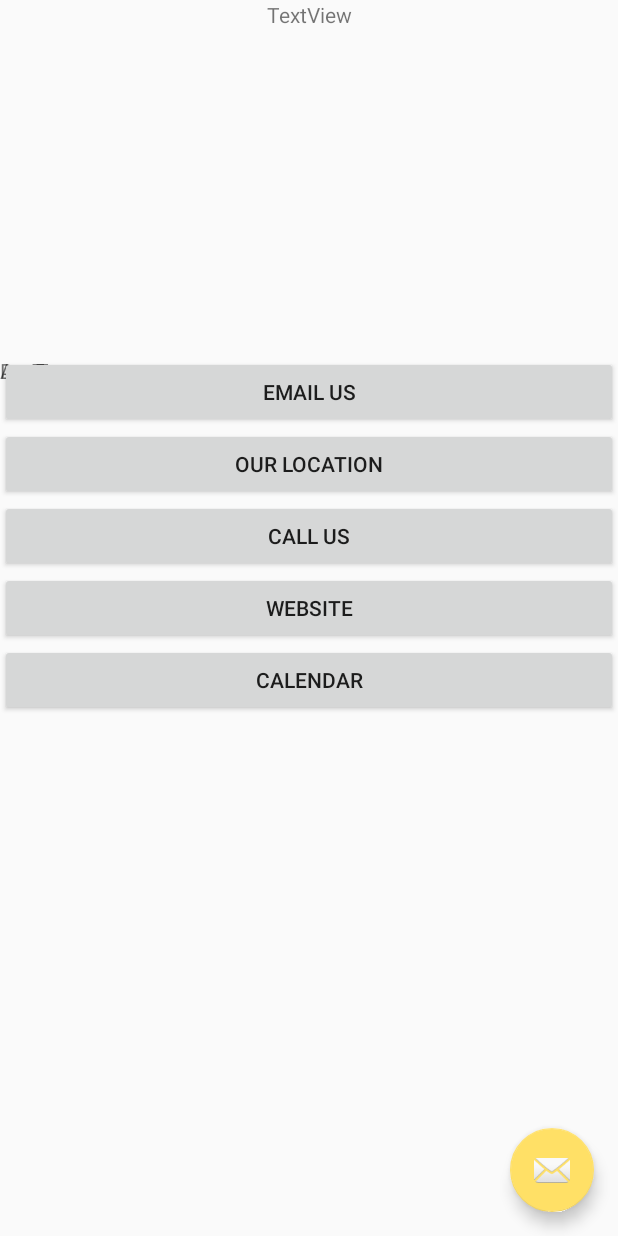
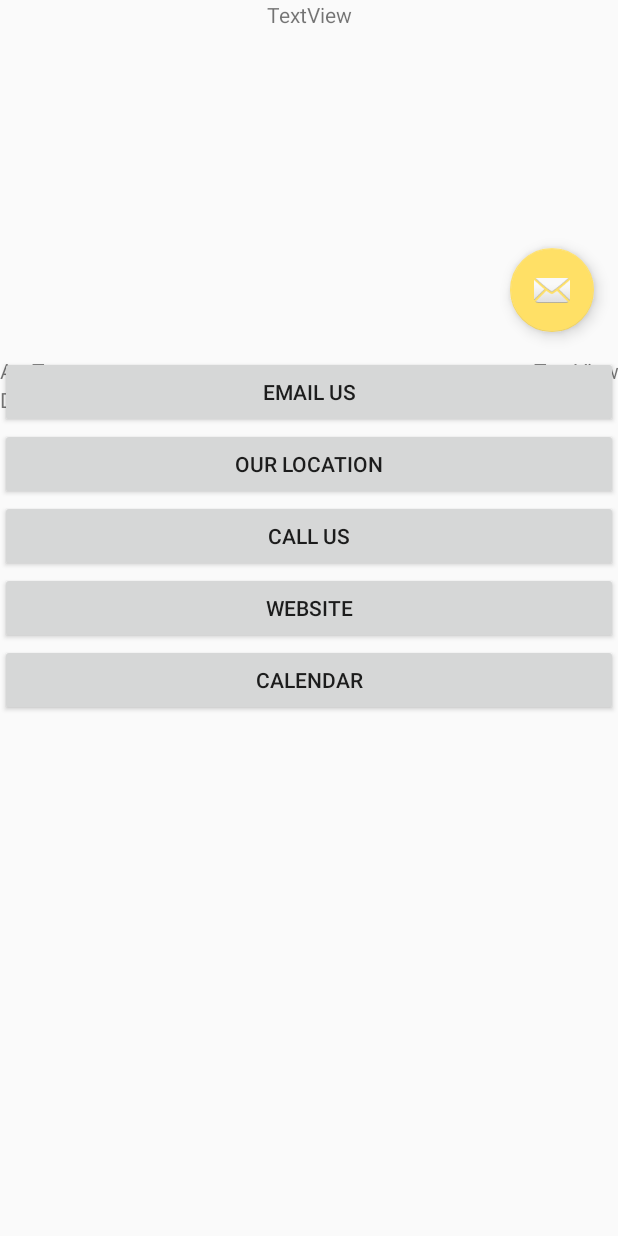
Before and after one commit to JoseGeorges8/trivelApp, an Android app: the layout fragment_tripview.xml on its own in the app's theme, with its tools: preview values and no code run, on a phone screen of 412 x 824 dp. Run offline under Robolectric (Android 15) with nearby library versions, the light colour scheme and no system bars.

Commit message:
#9 Changed design and passing data to the fragment
* Passed the title, description, and price to the fragment and set their corresponding TextViews

* Moved the fab button and added an external library

```diff
--- a/app/build.gradle
+++ b/app/build.gradle
@@ -19,7 +19,7 @@ android {
 }
 
 dependencies {
-    implementation fileTree(dir: 'libs', include: ['*.jar'])
+    implementation fileTree(include: ['*.jar'], dir: 'libs')
     implementation 'com.android.support:appcompat-v7:26.1.0'
     implementation 'com.android.support:design:26.1.0'
     implementation 'com.android.support.constraint:constraint-layout:1.0.2'
@@ -27,4 +27,6 @@ dependencies {
     testImplementation 'junit:junit:4.12'
     androidTestImplementation 'com.android.support.test:runner:1.0.1'
     androidTestImplementation 'com.android.support.test.espresso:espresso-core:3.0.1'
+    compile 'com.github.clans:fab:1.6.4'
+
 }
--- a/app/src/main/res/layout/fragment_tripview.xml
+++ b/app/src/main/res/layout/fragment_tripview.xml
@@ -9,18 +9,32 @@
     <!-- TODO: Update blank fragment layout -->
 
     <TextView
-        android:id="@+id/textView2"
+        android:id="@+id/titleText"
         android:layout_width="match_parent"
         android:layout_height="wrap_content"
         android:text="TextView"
         android:textAlignment="center" />
 
-    <android.support.v4.view.ViewPager
+    <FrameLayout
         android:layout_width="match_parent"
-        android:layout_height="218dp"
-        android:id="@+id/tripView_viewPager">
+        android:layout_height="wrap_content">
 
-    </android.support.v4.view.ViewPager>
+        <android.support.design.widget.FloatingActionButton
+            android:id="@+id/fab"
+            android:layout_width="wrap_content"
+            android:layout_height="wrap_content"
+            android:layout_alignParentRight="true"
+            android:layout_gravity="bottom|end"
+            android:layout_margin="@dimen/fab_margin"
+            app:srcCompat="@android:drawable/ic_dialog_email" />
+
+        <android.support.v4.view.ViewPager
+            android:id="@+id/tripView_viewPager"
+            android:layout_width="match_parent"
+            android:layout_height="218dp">
+
+        </android.support.v4.view.ViewPager>
+    </FrameLayout>
 
     <TabHost
         android:id="@+id/tabHost"
@@ -49,10 +63,20 @@
                     android:orientation="vertical">
 
                     <TextView
-                        android:id="@+id/textView4"
+                        android:id="@+id/priceText"
+                        android:layout_width="match_parent"
+                        android:layout_height="wrap_content"
+                        android:layout_alignParentRight="true"
+                        android:elevation="7dp"
+                        android:text="TextView"
+                        android:textAlignment="textEnd" />
+
+                    <TextView
+                        android:id="@+id/descriptionText"
                         android:layout_width="match_parent"
                         android:layout_height="wrap_content"
                         android:text="DesText" />
+
                 </LinearLayout>
 
                 <LinearLayout
@@ -107,13 +131,10 @@
             </FrameLayout>
         </LinearLayout>
 
-        <android.support.design.widget.FloatingActionButton
-            android:id="@+id/fab"
-            android:layout_width="wrap_content"
-            android:layout_height="wrap_content"
-            android:layout_gravity="bottom|end"
-            android:layout_margin="@dimen/fab_margin"
-            app:srcCompat="@android:drawable/ic_dialog_email" />
     </TabHost>
 
+
+
+
+
 </LinearLayout>
--- a/build.gradle
+++ b/build.gradle
@@ -8,7 +8,6 @@ buildscript {
     }
     dependencies {
         classpath 'com.android.tools.build:gradle:3.0.0'
-
 
         // NOTE: Do not place your application dependencies here; they belong
         // in the individual module build.gradle files
```
Also changed, not shown: app/src/main/java/com/example/josegeorges/trivelapp/TripViewFragment.java (+18 -0 lines).
